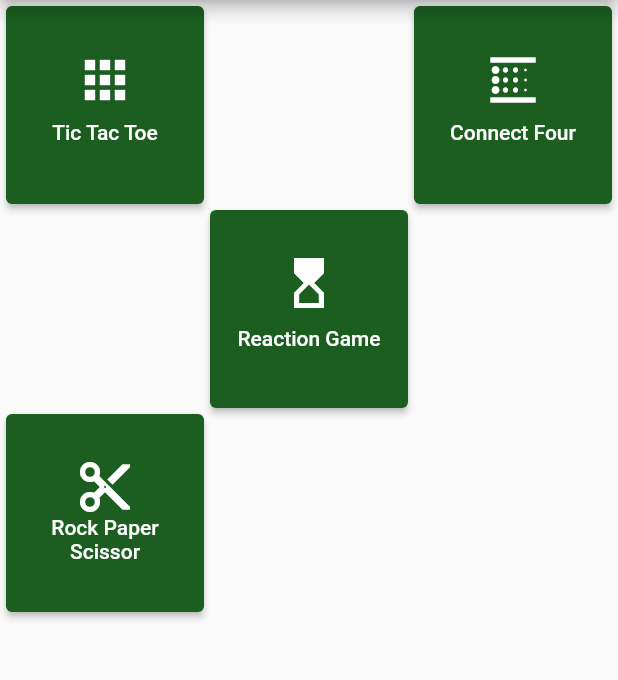
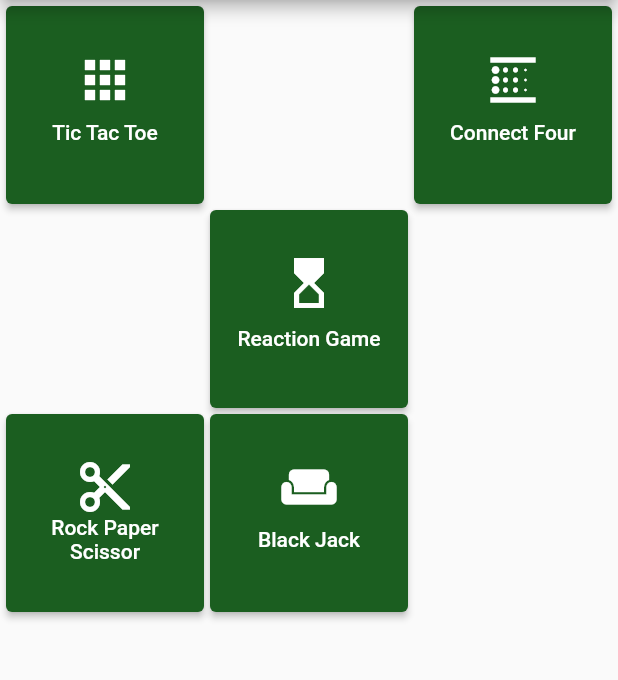
Before and after one commit to Combo1/GCA, a Flutter app: the screen it shows after launch, on a phone screen of 412 x 824 dp, the part 84-764 px from its top. Run offline on Flutter 3.47's test engine with Material 2 defaults, Android fonts, the phone set to English and light mode, and no system bars; our stand-ins replace audioplayers, page_transition, shared_preferences, tuple.

Commit message:
added blackjack to main menu

```diff
--- a/lib/BlackJackScreen.dart
+++ b/lib/BlackJackScreen.dart
@@ -2,6 +2,8 @@ import 'package:flutter/material.dart';
 
 class BlackJackScreen extends StatefulWidget {
   BlackJackScreen({Key key, this.title}) : super(key: key);
+
+  static const routeName = '/games/black-jack';
 
   final String title;
   BJCardDeck cardDeck = new BJCardDeck();
--- a/lib/MainMenuScreen.dart
+++ b/lib/MainMenuScreen.dart
@@ -1,5 +1,6 @@
 import 'package:flutter/cupertino.dart';
 import 'package:flutter/material.dart';
+import 'package:gca/BlackJackScreen.dart';
 import 'package:gca/ConnectFourScreen.dart';
 import 'package:gca/StatisticConfig.dart';
 import 'package:gca/StatisticsModel.dart';
@@ -139,10 +140,39 @@ class MainMenuScreen extends StatelessWidget {
                 onPrimary: Colors.white, // foreground
               ),
             ),
+            ElevatedButton(
+              child: Column(
+                mainAxisAlignment: MainAxisAlignment.center,
+                crossAxisAlignment: CrossAxisAlignment.center,
+                children: [
+                  Spacer(flex: 8),
+                  Expanded(
+                    flex: 10,
+                    child: Icon(
+                      //TODO: better icon
+                      Icons.weekend_rounded,
+                      color: Colors.white,
+                      size: 40.0,
+                    ),
+                  ),
+                  Expanded(
+                    flex: 11,
+                    child: Center(
+                      child: Text('Black Jack',
+                          textAlign: TextAlign.center))),
+                    Spacer(flex: 8),
+                    ]),
+              onPressed: () => this.onBJPressed(context),
+              style: ElevatedButton.styleFrom(
+                primary: Colors.green[900],
+                onPrimary: Colors.white,
+              ),
+                  )
+                ],
+              ),
+            );
             //ElevatedButton(onPressed: () => this.resetAllStats(context), child: Center(child: Text('Reset All', )),),
             //ElevatedButton(onPressed: () => this.resetReactionGameStats(context), child: Center(child: Text('Reset Reaction Game Stats'))),
-          ],
-        ));
   }
 
   void resetAllStats(BuildContext context){
@@ -168,4 +198,8 @@ class MainMenuScreen extends StatelessWidget {
   void onRPSPressed(BuildContext context) {
     Navigator.pushNamed(context, RPSScreen.routeName);
   }
+
+  void onBJPressed(BuildContext context) {
+    Navigator.pushNamed(context, BlackJackScreen.routeName);
+  }
 }
```
Also changed, not shown: lib/main.dart (+9 -0 lines).
